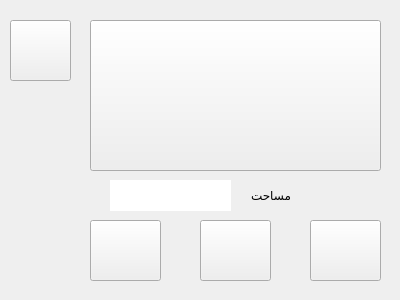
Qt form gandomfarm.ui (Mahdi-Ghasemii/AP_Project) before a commit.
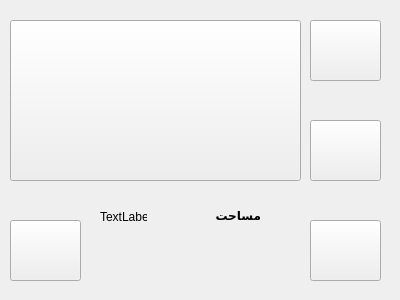
The same form after that commit. Icons and pictures are not drawn.

Patch:
```diff
--- a/gandomfarm.ui
+++ b/gandomfarm.ui
@@ -16,10 +16,10 @@
   <widget class="QPushButton" name="pushButton">
    <property name="geometry">
     <rect>
-     <x>90</x>
+     <x>10</x>
      <y>20</y>
      <width>291</width>
-     <height>151</height>
+     <height>161</height>
     </rect>
    </property>
    <property name="text">
@@ -39,8 +39,8 @@
   <widget class="QPushButton" name="pushButton_2">
    <property name="geometry">
     <rect>
-     <x>200</x>
-     <y>220</y>
+     <x>310</x>
+     <y>120</y>
      <width>71</width>
      <height>61</height>
     </rect>
@@ -63,7 +63,7 @@
    <property name="geometry">
     <rect>
      <x>310</x>
-     <y>220</y>
+     <y>20</y>
      <width>71</width>
      <height>61</height>
     </rect>
@@ -82,28 +82,21 @@
     </size>
    </property>
   </widget>
-  <widget class="QLineEdit" name="lineEdit">
-   <property name="geometry">
-    <rect>
-     <x>110</x>
-     <y>180</y>
-     <width>121</width>
-     <height>31</height>
-    </rect>
-   </property>
-   <property name="frame">
-    <bool>false</bool>
-   </property>
-  </widget>
   <widget class="QLabel" name="label">
    <property name="geometry">
     <rect>
-     <x>230</x>
-     <y>180</y>
+     <x>200</x>
+     <y>200</y>
      <width>61</width>
      <height>31</height>
     </rect>
    </property>
+   <property name="font">
+    <font>
+     <weight>75</weight>
+     <bold>true</bold>
+    </font>
+   </property>
    <property name="text">
     <string>مساحت</string>
    </property>
@@ -111,7 +104,7 @@
   <widget class="QPushButton" name="pushButton_4">
    <property name="geometry">
     <rect>
-     <x>90</x>
+     <x>310</x>
      <y>220</y>
      <width>71</width>
      <height>61</height>
@@ -135,8 +128,8 @@
    <property name="geometry">
     <rect>
      <x>10</x>
-     <y>20</y>
-     <width>61</width>
+     <y>220</y>
+     <width>71</width>
      <height>61</height>
     </rect>
    </property>
@@ -154,6 +147,19 @@
     </size>
    </property>
   </widget>
+  <widget class="QLabel" name="label_2">
+   <property name="geometry">
+    <rect>
+     <x>100</x>
+     <y>210</y>
+     <width>47</width>
+     <height>13</height>
+    </rect>
+   </property>
+   <property name="text">
+    <string>TextLabel</string>
+   </property>
+  </widget>
  </widget>
  <resources/>
  <connections/>
```
Left out of the diff: 14 changed lines with no effect on the pictures.
